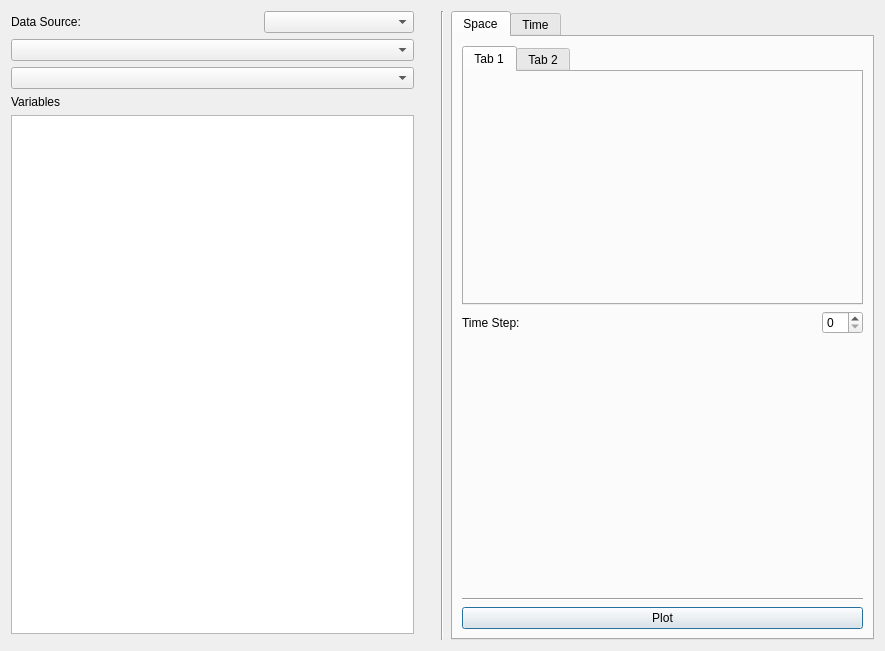
The window that apps/vaporgui/plotWindow.ui (StasJ/vapor-formatted) describes before a commit, drawn with Qt 5.
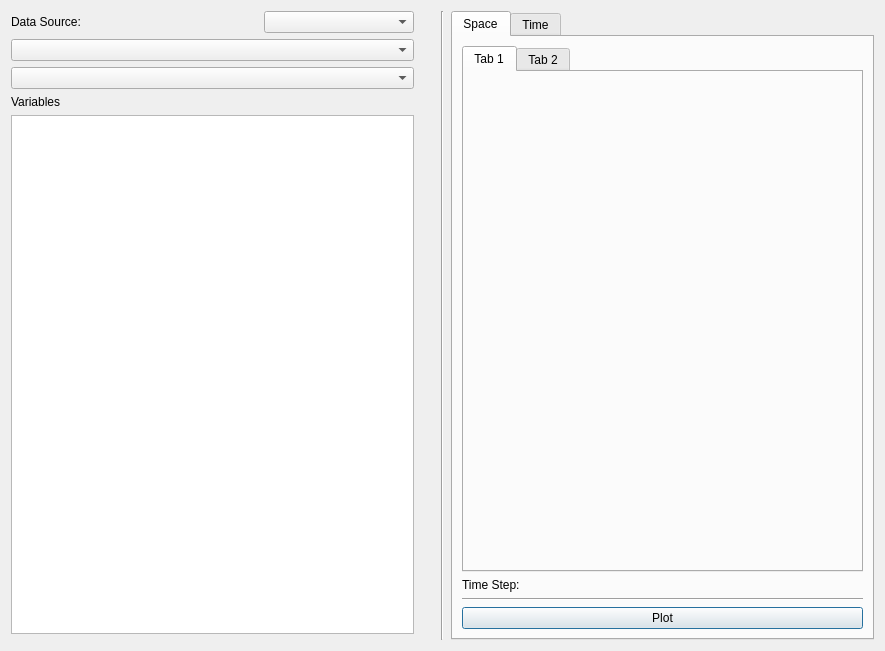
The same window after the commit. The open tabs and pages were chosen to show the change. Custom widgets are drawn as their Qt base class.

```diff
--- a/apps/vaporgui/plotWindow.ui
+++ b/apps/vaporgui/plotWindow.ui
@@ -125,12 +125,12 @@
            <property name="currentIndex">
             <number>0</number>
            </property>
-           <widget class="GeometryWidget" name="P1Widget">
+           <widget class="QWidget" name="p1Widget">
             <attribute name="title">
              <string>Tab 1</string>
             </attribute>
            </widget>
-           <widget class="GeometryWidget" name="P2Widget">
+           <widget class="QWidget" name="p2Widget">
             <attribute name="title">
              <string>Tab 2</string>
             </attribute>
@@ -149,40 +149,8 @@
              </property>
             </widget>
            </item>
-           <item>
-            <spacer name="horizontalSpacer_4">
-             <property name="orientation">
-              <enum>Qt::Horizontal</enum>
-             </property>
-             <property name="sizeType">
-              <enum>QSizePolicy::MinimumExpanding</enum>
-             </property>
-             <property name="sizeHint" stdset="0">
-              <size>
-               <width>40</width>
-               <height>20</height>
-              </size>
-             </property>
-            </spacer>
-           </item>
-           <item>
-            <widget class="QSpinBox" name="TimestepSpinbox"/>
-           </item>
           </layout>
          </item>
-         <item>
-          <spacer name="verticalSpacer">
-           <property name="orientation">
-            <enum>Qt::Vertical</enum>
-           </property>
-           <property name="sizeHint" stdset="0">
-            <size>
-             <width>20</width>
-             <height>40</height>
-            </size>
-           </property>
-          </spacer>
-         </item>
          <item>
           <widget class="Line" name="line_3">
            <property name="orientation">
@@ -225,12 +193,6 @@
    <header location="global">QSinglePoint.h</header>
    <container>1</container>
   </customwidget>
-  <customwidget>
-   <class>GeometryWidget</class>
-   <extends>QWidget</extends>
-   <header>GeometryWidget.h</header>
-   <container>1</container>
-  </customwidget>
   <customwidget>
    <class>FidelityWidget</class>
    <extends>QWidget</extends>
```
Left out of the diff: 14 changed lines with no effect on the pictures.
